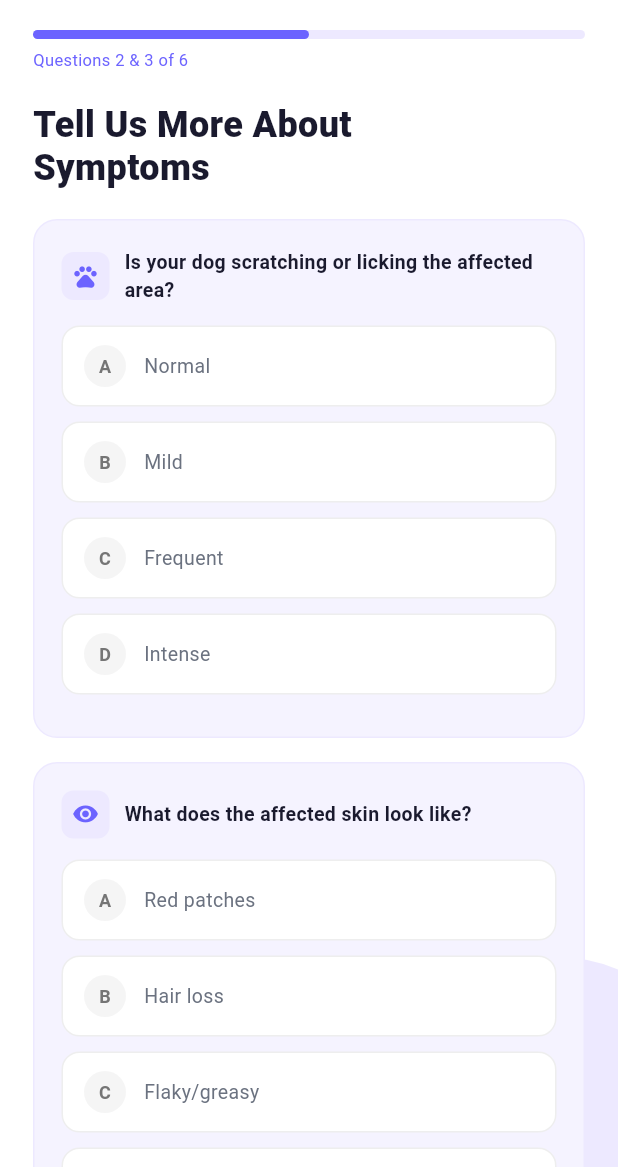
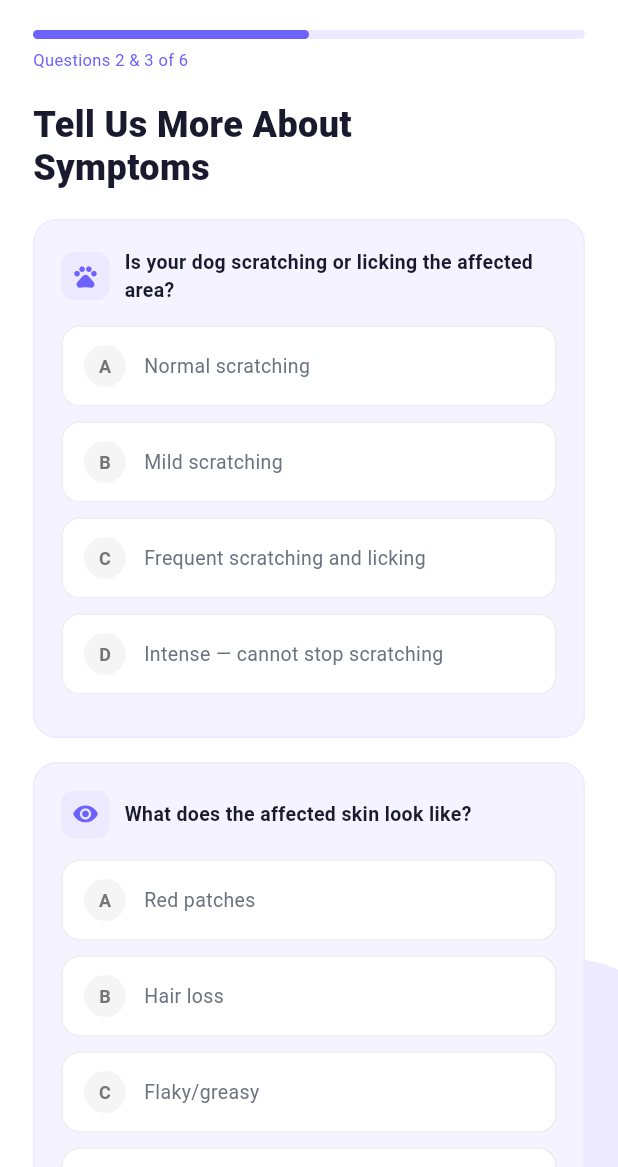
Before and after one commit to Supuni-Punsarani/Pet-Skin-Disease-Detection, a Flutter app: the SymptomQuestion2Screen screen opened by its route, on a phone screen of 412 x 824 dp, the part 69-1236 px from its top. Run offline on Flutter 3.47's test engine with Material 3 defaults, Android fonts, the phone set to English and light mode, and no system bars; drawn by our look-alikes of percent_indicator; our stand-ins replace cloud_firestore, firebase_auth, firebase_core, firebase_storage, flutter_animate, geolocator and 3 more; accounts and stored records are empty; network calls fail.

Commit message:
feat: Add dual-pet support for cat and dog skin disease models

```diff
--- a/pet_skin_app/lib/screens/symptom_question2_screen.dart
+++ b/pet_skin_app/lib/screens/symptom_question2_screen.dart
@@ -16,19 +16,36 @@ class _SymptomQuestion2ScreenState extends State<SymptomQuestion2Screen> {
   String? _q2Code; // scratching
   String? _q3Code; // skin look
 
-  static const List<(String, String)> _q2Options = [
-    ('A', 'Normal'),
-    ('B', 'Mild'),
-    ('C', 'Frequent'),
-    ('D', 'Intense'),
+  // Options are built dynamically in build() based on pet type
+  List<(String, String)> _q2Options(String pet) => pet == 'Dog'
+      ? const [
+          ('A', 'Normal scratching'),
+          ('B', 'Mild scratching'),
+          ('C', 'Frequent scratching and licking'),
+          ('D', 'Intense — cannot stop scratching'),
+        ]
+      : const [
+          ('A', 'Normal occasional grooming'),
+          ('B', 'Mild scratching or extra grooming'),
+          ('C', 'Frequent scratching and licking'),
+          ('D', 'Intense — cannot stop scratching'),
         ];
 
-  static const List<(String, String)> _q3Options = [
+  List<(String, String)> _q3Options(String pet) => pet == 'Dog'
+      ? const [
           ('A', 'Red patches'),
           ('B', 'Hair loss'),
           ('C', 'Flaky/greasy'),
           ('D', 'Clean'),
           ('E', 'Red+bumps'),
+        ]
+      : const [
+          ('A', 'Red patches or inflamed skin'),
+          ('B', 'Hair loss or bald patches'),
+          ('C', 'Flaky, scaly or greasy coat'),
+          ('D', 'Clean and normal appearance'),
+          ('E', 'Bumps, scabs or raised areas'),
+          ('F', 'Moist, weeping or crusty skin'),
         ];
 
   void _next() {
@@ -49,6 +66,13 @@ class _SymptomQuestion2ScreenState extends State<SymptomQuestion2Screen> {
 
   @override
   Widget build(BuildContext context) {
+    final pet = context.read<DiagnosisProvider>().selectedPet;
+    final q2Opts = _q2Options(pet);
+    final q3Opts = _q3Options(pet);
+    final q2Question = pet == 'Dog'
+        ? 'Is your dog scratching or licking the affected area?'
+        : 'Is your pet scratching, licking, or over-grooming the affected area?';
+
     return AppScaffold(
       showBack: true,
       child: SingleChildScrollView(
@@ -74,11 +98,11 @@ class _SymptomQuestion2ScreenState extends State<SymptomQuestion2Screen> {
                 style: AppTextStyles.heading1),
             const SizedBox(height: 20),
 
-            // Q2 — Scratching
+            // Q2 — Grooming / Scratching
             _buildCard(
               icon: Icons.pets_rounded,
-              question: 'Is your dog scratching or licking the affected area?',
-              options: _q2Options,
+              question: q2Question,
+              options: q2Opts,
               selectedCode: _q2Code,
               onSelected: (code) => setState(() => _q2Code = code),
             ),
@@ -88,7 +112,7 @@ class _SymptomQuestion2ScreenState extends State<SymptomQuestion2Screen> {
             _buildCard(
               icon: Icons.visibility_rounded,
               question: 'What does the affected skin look like?',
-              options: _q3Options,
+              options: q3Opts,
               selectedCode: _q3Code,
               onSelected: (code) => setState(() => _q3Code = code),
             ),
--- a/pet_skin_app/lib/services/api_service.dart
+++ b/pet_skin_app/lib/services/api_service.dart
@@ -60,6 +60,9 @@ class ApiService {
     });
     request.fields['symptoms'] = symptomsJson;
 
+    // Send pet type so backend routes to the correct model
+    request.fields['pet_type'] = petType.toLowerCase();
+
     // Send with 30s timeout
     http.StreamedResponse streamedResponse;
     try {
```
Also changed, not shown: pet_skin_app/lib/screens/home_screen.dart (+36 -18 lines), pet_skin_app/lib/screens/select_pet_screen.dart (+4 -8 lines), pet_skin_app/lib/screens/symptom_question1_screen.dart (+12 -2 lines), pet_skin_app/lib/screens/symptom_question3_screen.dart (+25 -15 lines), 5 other files. Lines whose indentation alone changed are shown as unchanged.
